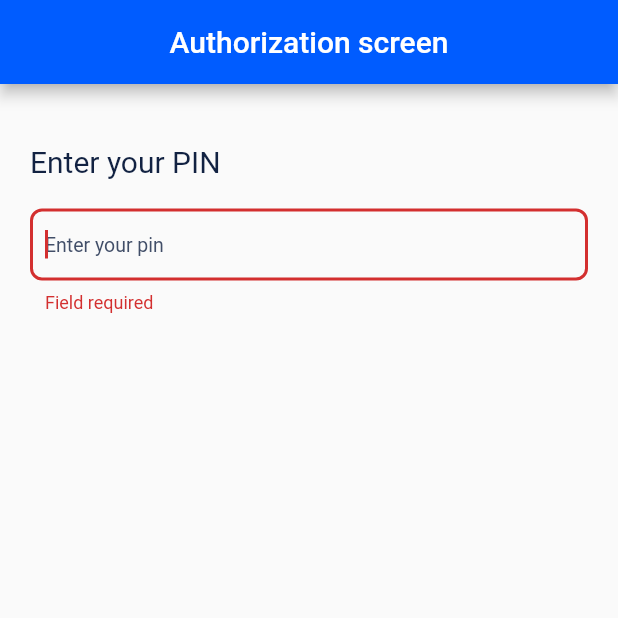
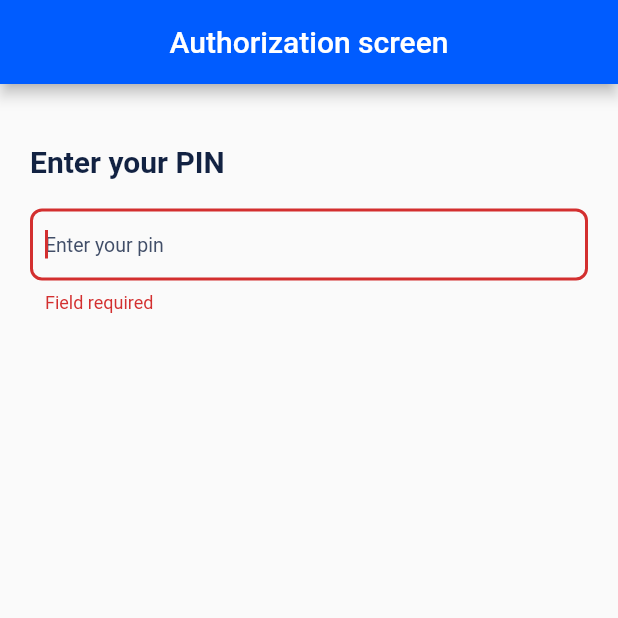
Before and after one commit to codes-untold/authorisation_bloc_pattern, a Flutter app: the screen it shows after launch, after a tap on "Authorize", on a phone screen of 412 x 824 dp, the top half of it. Run offline on Flutter 3.47's test engine with Material 2 defaults, Android fonts, the phone set to English and light mode, and no system bars; our stand-ins replace equatable, flutter_bloc.

Commit message:
code refactor

```diff
--- a/lib/screens/authorisation_screen.dart
+++ b/lib/screens/authorisation_screen.dart
@@ -4,6 +4,7 @@ import 'package:roonyx/blocs/authorisation_state.dart';
 import 'package:flutter_bloc/flutter_bloc.dart';
 import 'package:provider/provider.dart';
 import 'package:roonyx/widgets/response_widgets.dart';
+import 'package:roonyx/widgets/textbox.dart';
 
 class AuthorizationScreen extends StatefulWidget {
   const AuthorizationScreen({super.key});
@@ -20,7 +21,6 @@ class _AuthorizationScreenState extends State<AuthorizationScreen> {
 
   @override
   void initState() {
-    // TODO: implement initState
     super.initState();
     _bloc = Provider.of<AuthorisationCubit>(context, listen: false);
   }
@@ -54,44 +54,15 @@ class _AuthorizationScreenState extends State<AuthorizationScreen> {
                     ),
                     const Text(
                       'Enter your PIN',
-                      style: TextStyle(fontSize: 20, color: Color(0xff122242)),
+                      style: TextStyle(
+                          fontSize: 20,
+                          fontWeight: FontWeight.w600,
+                          color: Color(0xff122242)),
                     ),
                     const SizedBox(
                       height: 20,
                     ),
-                    Form(
-                      key: _key,
-                      child: TextFormField(
-                        controller: editingController,
-                        autofocus: true,
-                        validator: (value) {
-                          if (value!.isEmpty) {
-                            return 'Field required';
-                          } else if (value!.length < 4) {
-                            return 'pin must be least 4 digits';
-                          } else {
-                            return null;
-                          }
-                        },
-                        onChanged: (value) {},
-                        keyboardType: TextInputType.phone,
-                        decoration: InputDecoration(
-                          contentPadding:
-                              const EdgeInsets.only(top: 10, left: 10),
-                          hintText: 'Enter your pin',
-                          hintStyle: const TextStyle(
-                              color: Color(0XFF414E68), fontSize: 13),
-                          border: OutlineInputBorder(
-                            borderRadius: BorderRadius.circular(8),
-                            borderSide: const BorderSide(
-                              width: 0,
-                              color: Color(0XFF414E68),
-                              style: BorderStyle.solid,
-                            ),
-                          ),
-                        ),
-                      ),
-                    ),
+                    Form(key: _key, child: TextBox(editingController)),
                     if (state is AuthorisationSuccess) const SuccessWidget(),
                     if (state is AuthorisationFailed) const FailureWidget()
                   ],
--- /dev/null
+++ b/lib/widgets/textbox.dart
@@ -0,0 +1,39 @@
+import 'package:flutter/material.dart';
+
+class TextBox extends StatelessWidget {
+  const TextBox(this.editingController, {super.key});
+
+  final TextEditingController editingController;
+
+  @override
+  Widget build(BuildContext context) {
+    return TextFormField(
+      controller: editingController,
+      autofocus: true,
+      validator: (value) {
+        if (value!.isEmpty) {
+          return 'Field required';
+        } else if (value!.length < 4) {
+          return 'pin must be least 4 digits';
+        } else {
+          return null;
+        }
+      },
+      onChanged: (value) {},
+      keyboardType: TextInputType.phone,
+      decoration: InputDecoration(
+        contentPadding: const EdgeInsets.only(top: 10, left: 10),
+        hintText: 'Enter your pin',
+        hintStyle: const TextStyle(color: Color(0XFF414E68), fontSize: 13),
+        border: OutlineInputBorder(
+          borderRadius: BorderRadius.circular(8),
+          borderSide: const BorderSide(
+            width: 0,
+            color: Color(0XFF414E68),
+            style: BorderStyle.solid,
+          ),
+        ),
+      ),
+    );
+  }
+}
```
Also changed, not shown: 1 other file.
